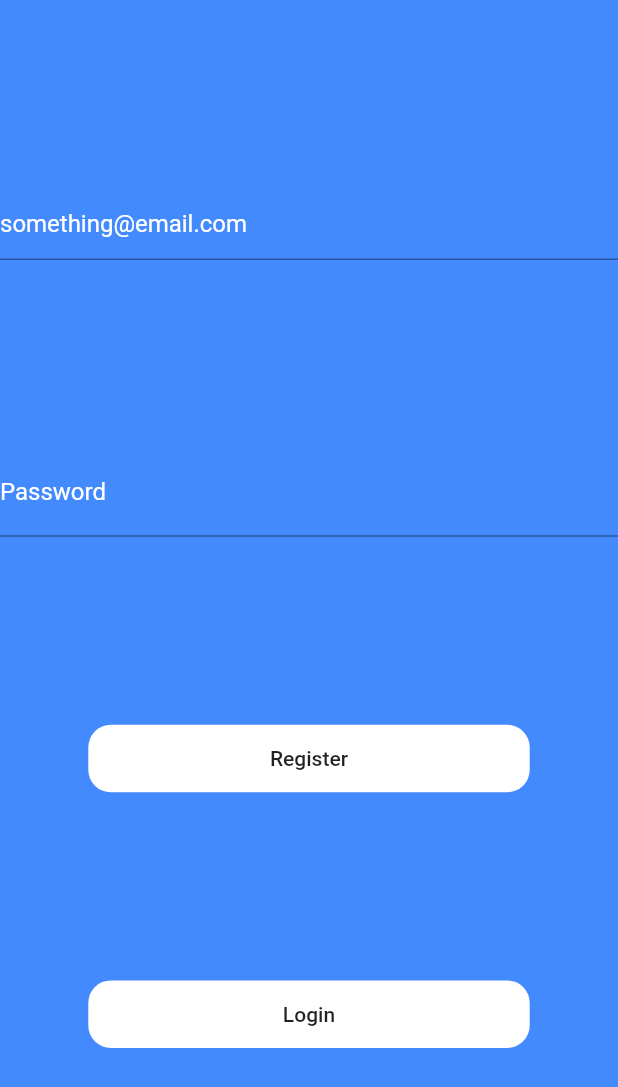
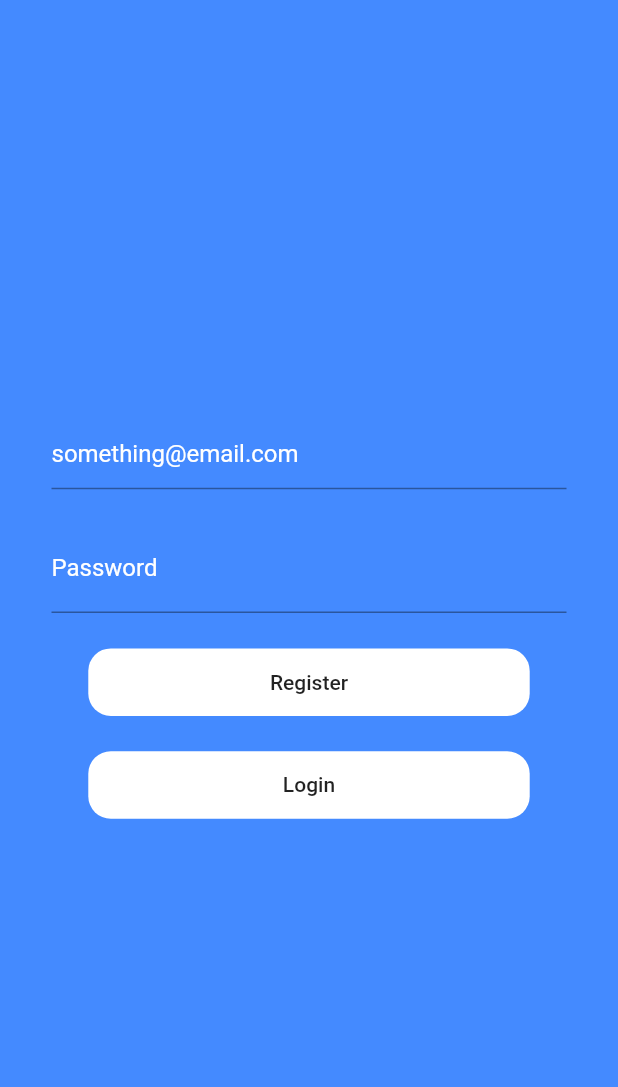
Before and after one commit to shnrndk/crypto-wallet, a Flutter app: the screen it shows after launch, on a phone screen of 412 x 824 dp. Shown: the top 1087 px of the screen. Run offline on Flutter 3.47's test engine with Material 2 defaults, Android fonts, the phone set to English and light mode, and no system bars; our stand-ins replace cloud_firestore, firebase_auth, firebase_core; accounts and stored records are empty.

Commit message:
stylings added to authentication

```diff
--- a/lib/ui/authentication.dart
+++ b/lib/ui/authentication.dart
@@ -21,15 +21,21 @@ class _AuthenticationState extends State<Authentication> {
         height: MediaQuery.of(context).size.height,
         decoration: BoxDecoration(color: Colors.blueAccent),
         child: Column(
-          mainAxisAlignment: MainAxisAlignment.spaceEvenly,
+          mainAxisAlignment: MainAxisAlignment.center,
           children: [
-            TextFormField(
+            Container(
+              width: MediaQuery.of(context).size.width / 1.2,
+              child: TextFormField(
                 controller: _emailField,
                 decoration: InputDecoration(
                     hintText: "something@email.com",
                     hintStyle: TextStyle(color: Colors.white)),
               ),
-            TextFormField(
+            ),
+            SizedBox(height: MediaQuery.of(context).size.height / 35),
+            Container(
+              width: MediaQuery.of(context).size.width / 1.2,
+              child: TextFormField(
                 controller: _passwordField,
                 obscureText: true,
                 decoration: InputDecoration(
@@ -38,6 +44,8 @@ class _AuthenticationState extends State<Authentication> {
                     labelText: "Password",
                     labelStyle: TextStyle(color: Colors.white)),
               ),
+            ),
+            SizedBox(height: MediaQuery.of(context).size.height / 35),
             Container(
               width: MediaQuery.of(context).size.width / 1.4,
               height: 45,
@@ -56,6 +64,7 @@ class _AuthenticationState extends State<Authentication> {
                   borderRadius: BorderRadius.circular(15.0),
                   color: Colors.white),
             ),
+            SizedBox(height: MediaQuery.of(context).size.height / 35),
             Container(
               width: MediaQuery.of(context).size.width / 1.4,
               height: 45,
```
Lines whose indentation alone changed are shown as unchanged.
